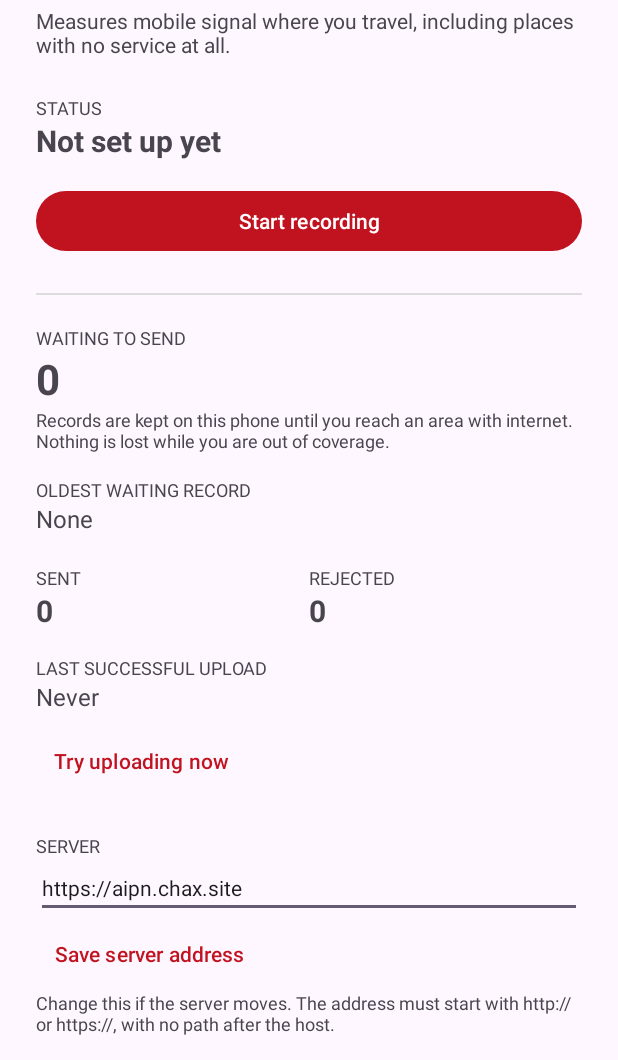
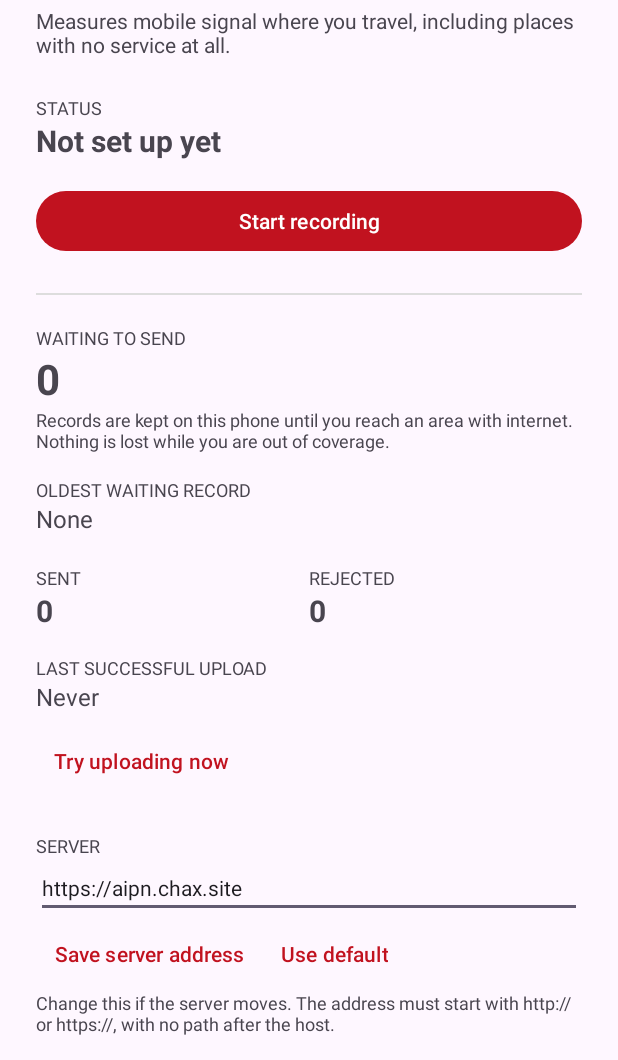
Before and after one commit to Kavu1000/aipnicmp, an Android app: the screen it shows after launch (MainActivity), on a phone screen of 412 x 824 dp, the part 176-1236 px from its top. Run offline under Robolectric (Android 15) with nearby library versions, the phone set to English and light mode, and no system bars; 1 statement that could not run was skipped.

Commit message:
Stop a saved server address from outliving the build that set it
The app kept uploading to a laptop's wifi address after the default
changed to the live server. App data survives an upgrade, so a stored
address won over every later build — and the phone was stranded on a
server that was no longer reachable, with no way back short of
reinstalling, which would have destroyed the queue it was holding.

A stored address is now honoured only when the user deliberately entered
one; otherwise the build default wins, including after an update. Any
value left by an older build is cleared, so the two cannot disagree.

Adds a "Use default" button for the same reason: a phone pointed at a
server that has moved needs a recovery path that does not throw away
records which cannot be collected again.

Co-Authored-By: Claude Opus 5 <noreply@anthropic.com>

```diff
--- a/android/app/src/main/java/la/aipnicmp/collector/CollectorPrefs.kt
+++ b/android/app/src/main/java/la/aipnicmp/collector/CollectorPrefs.kt
@@ -49,10 +49,48 @@ class CollectorPrefs(context: Context) {
         get() = prefs.getBoolean(KEY_COLLECTING, false)
         set(value) = prefs.edit().putBoolean(KEY_COLLECTING, value).apply()
 
-    /** Overridable in the field without a rebuild, for a pilot that moves hosts. */
+    /**
+     * Where to upload. Overridable in the field without a rebuild, for a pilot
+     * that moves hosts.
+     *
+     * A stored address is honoured *only* when the user deliberately entered
+     * one. Otherwise the build default wins, including after an app update —
+     * app data survives an upgrade, so an address saved once would silently
+     * outlive every later build and strand the phone on a server that had
+     * moved. That is exactly what happened when the default changed from a
+     * laptop's wifi address to the live server.
+     */
     var apiBaseUrl: String
-        get() = prefs.getString(KEY_API_URL, BuildConfig.API_BASE_URL) ?: BuildConfig.API_BASE_URL
-        set(value) = prefs.edit().putString(KEY_API_URL, value.trimEnd('/')).apply()
+        get() {
+            if (!prefs.getBoolean(KEY_API_URL_USER_SET, false)) {
+                // Drop anything left by an older build so the two cannot
+                // disagree later.
+                if (prefs.contains(KEY_API_URL)) prefs.edit().remove(KEY_API_URL).apply()
+                return BuildConfig.API_BASE_URL
+            }
+            return prefs.getString(KEY_API_URL, BuildConfig.API_BASE_URL) ?: BuildConfig.API_BASE_URL
+        }
+        set(value) {
+            prefs.edit()
+                .putString(KEY_API_URL, value.trimEnd('/'))
+                .putBoolean(KEY_API_URL_USER_SET, true)
+                .apply()
+        }
+
+    /** True when the address came from the user rather than from the build. */
+    val apiBaseUrlIsCustom: Boolean
+        get() = prefs.getBoolean(KEY_API_URL_USER_SET, false)
+
+    /**
+     * Go back to the address this build ships with.
+     *
+     * The recovery path for a phone pointed at a server that no longer exists —
+     * without it the only remedy is reinstalling, which also destroys the
+     * queue of records the device is holding.
+     */
+    fun resetApiBaseUrl() {
+        prefs.edit().remove(KEY_API_URL).remove(KEY_API_URL_USER_SET).apply()
+    }
 
     var lastUploadAtMillis: Long
         get() = prefs.getLong(KEY_LAST_UPLOAD, 0L)
@@ -90,6 +128,7 @@ class CollectorPrefs(context: Context) {
         const val KEY_ENROLLED = "enrolled"
         const val KEY_COLLECTING = "collecting"
         const val KEY_API_URL = "api_base_url"
+        const val KEY_API_URL_USER_SET = "api_base_url_user_set"
         const val KEY_LAST_UPLOAD = "last_upload_at"
         const val KEY_TOTAL_ACCEPTED = "total_accepted"
         const val KEY_TOTAL_REJECTED = "total_rejected"
--- a/android/app/src/main/res/layout/activity_main.xml
+++ b/android/app/src/main/res/layout/activity_main.xml
@@ -194,12 +194,25 @@
             android:maxLines="1"
             android:textSize="14sp" />
 
-        <Button
-            android:id="@+id/saveServerButton"
-            style="?attr/borderlessButtonStyle"
-            android:layout_width="wrap_content"
+        <LinearLayout
+            android:layout_width="match_parent"
             android:layout_height="wrap_content"
-            android:text="@string/action_save_server" />
+            android:orientation="horizontal">
+
+            <Button
+                android:id="@+id/saveServerButton"
+                style="?attr/borderlessButtonStyle"
+                android:layout_width="wrap_content"
+                android:layout_height="wrap_content"
+                android:text="@string/action_save_server" />
+
+            <Button
+                android:id="@+id/resetServerButton"
+                style="?attr/borderlessButtonStyle"
+                android:layout_width="wrap_content"
+                android:layout_height="wrap_content"
+                android:text="@string/action_reset_server" />
+        </LinearLayout>
 
         <TextView
             android:layout_width="match_parent"
--- a/android/app/src/main/res/values/strings.xml
+++ b/android/app/src/main/res/values/strings.xml
@@ -29,6 +29,8 @@
     <string name="label_server">Server</string>
     <string name="hint_server">https://example.com</string>
     <string name="action_save_server">Save server address</string>
+    <string name="action_reset_server">Use default</string>
+    <string name="server_reset">Using the address this app version ships with: %1$s</string>
     <string name="hint_server_help">Change this if the server moves. The address must start with http:// or https://, with no path after the host.</string>
     <string name="server_saved">Server address saved.</string>
     <string name="error_server_invalid">Enter a full address starting with http:// or https://, for example https://api.example.com</string>
```
Also changed, not shown: android/app/src/main/java/la/aipnicmp/collector/ui/MainActivity.kt (+21 -0 lines).
